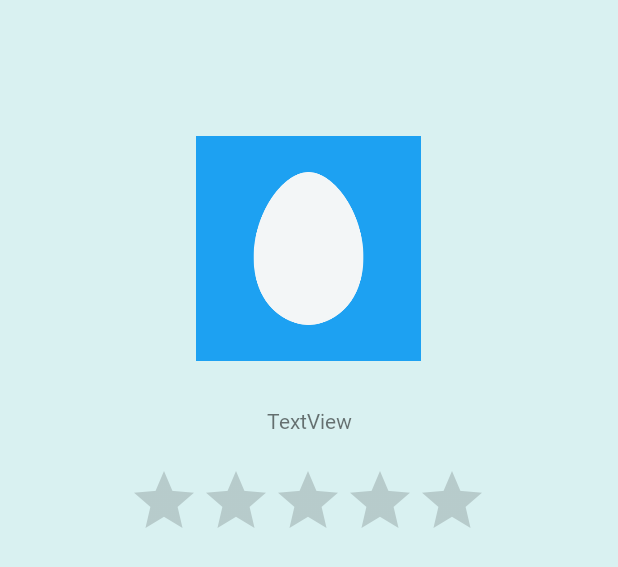
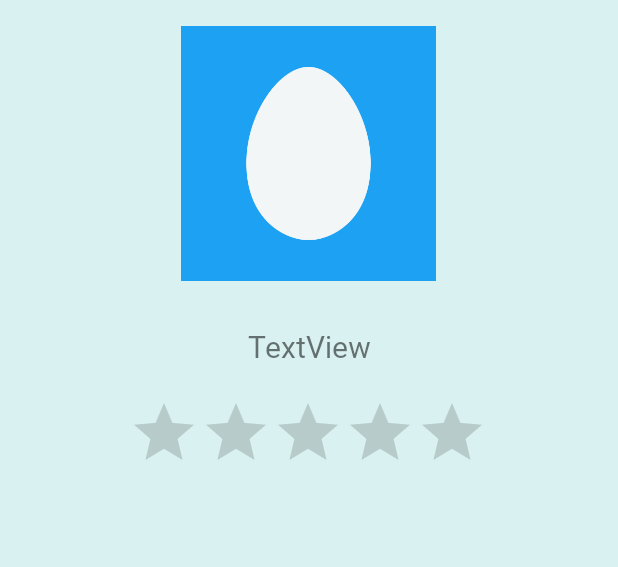
Before and after one commit to CSID-DGU/2021-1-OSSP2-Barcode-8, an Android app: the layout activity_productspec.xml on its own in the app's theme, with its tools: preview values and no code run, on a phone screen of 412 x 824 dp. Shown: the top 567 px of the screen. Run offline under Robolectric (Android 15) with nearby library versions, the phone set to English and light mode, and no system bars.

Commit message:
UI Improvements

```diff
--- a/CVS_Review/app/src/main/res/layout/activity_productlist.xml
+++ b/CVS_Review/app/src/main/res/layout/activity_productlist.xml
@@ -12,8 +12,6 @@
         android:layout_height="match_parent"
         android:orientation="vertical">
 
-    </LinearLayout>
-
         <androidx.recyclerview.widget.RecyclerView
             android:id="@+id/listView_main_list"
             android:layout_width="match_parent"
@@ -21,6 +19,7 @@
             android:layout_marginTop="70dp">
 
         </androidx.recyclerview.widget.RecyclerView>
+    </LinearLayout>
 
     <com.google.android.material.floatingactionbutton.FloatingActionButton
         android:id="@+id/fab"
--- a/CVS_Review/app/src/main/res/layout/activity_productspec.xml
+++ b/CVS_Review/app/src/main/res/layout/activity_productspec.xml
@@ -10,14 +10,14 @@
 
     <ImageView
         android:id="@+id/imageView"
-        android:layout_width="150dp"
-        android:layout_height="150dp"
+        android:layout_width="170dp"
+        android:layout_height="170dp"
         app:layout_constraintBottom_toBottomOf="parent"
         app:layout_constraintEnd_toEndOf="parent"
         app:layout_constraintHorizontal_bias="0.498"
         app:layout_constraintStart_toStartOf="parent"
         app:layout_constraintTop_toTopOf="parent"
-        app:layout_constraintVertical_bias="0.135"
+        app:layout_constraintVertical_bias="0.027"
         app:srcCompat="@drawable/egg" />
 
     <TextView
@@ -26,6 +26,7 @@
         android:layout_height="wrap_content"
         android:layout_marginTop="30dp"
         android:fontFamily="@font/maplestorybold"
+        android:textSize="20dp"
         android:text="TextView"
         app:layout_constraintEnd_toEndOf="parent"
         app:layout_constraintStart_toStartOf="parent"
@@ -43,4 +44,12 @@
         app:layout_constraintTop_toBottomOf="@+id/textView"
         app:layout_constraintVertical_bias="0.0" />
 
+    <androidx.recyclerview.widget.RecyclerView
+        android:layout_width="match_parent"
+        android:layout_height="match_parent"
+        app:layout_constraintBottom_toBottomOf="parent"
+        app:layout_constraintEnd_toEndOf="parent"
+        app:layout_constraintStart_toStartOf="parent"
+        app:layout_constraintTop_toBottomOf="@+id/ratingBar" />
+
 </androidx.constraintlayout.widget.ConstraintLayout>
--- a/CVS_Review/app/src/main/res/layout/product_recycler_view.xml
+++ b/CVS_Review/app/src/main/res/layout/product_recycler_view.xml
@@ -7,7 +7,7 @@
 
 
     <androidx.cardview.widget.CardView
-        android:layout_width="394dp"
+        android:layout_width="match_parent"
         android:layout_height="match_parent"
         android:layout_marginLeft="10dp"
         android:layout_marginRight="10dp"
@@ -39,9 +39,9 @@
                 android:id="@+id/textView_list_PRODUCT_NAME"
                 android:layout_width="175dp"
                 android:layout_height="wrap_content"
-                android:layout_marginLeft="10dp"
+                android:layout_marginStart="10dp"
                 android:layout_marginTop="40dp"
-                android:layout_marginRight="10dp"
+                android:layout_marginEnd="10dp"
                 android:fontFamily="@font/maplestorylight" />
         </LinearLayout>
 
```
Also changed, not shown: CVS_Review/app/src/main/java/com/barcode/cvs_review/activity/ProductSpecActivity.java (+6 -1 lines). Lines whose indentation alone changed are shown as unchanged.
